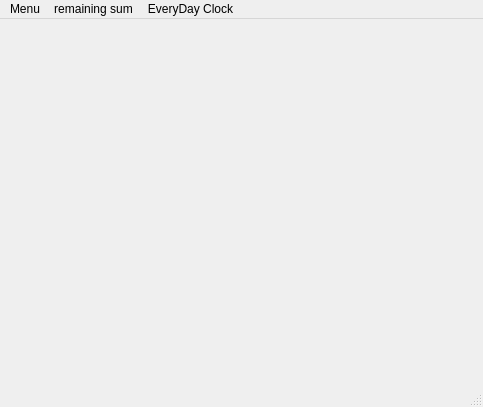
The window that mybank.ui (GWhoney/MyBank) describes before a commit, drawn with Qt 5.
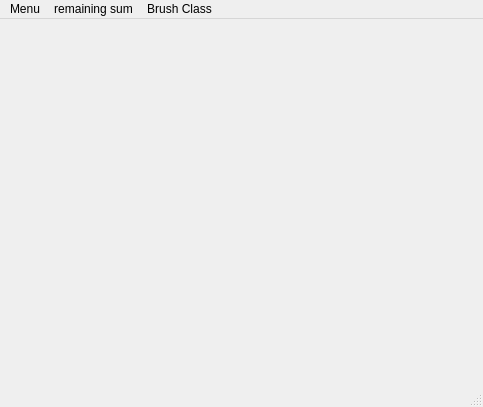
The same window after the commit.

Patch:
```diff
--- a/mybank.ui
+++ b/mybank.ui
@@ -41,7 +41,7 @@
    </widget>
    <widget class="QMenu" name="menuEveryDay_Clock">
     <property name="title">
-     <string>EveryDay Clock</string>
+     <string>Brush Class</string>
     </property>
     <addaction name="Clock_in"/>
    </widget>
```
Left out of the diff: 8 changed lines with no effect on the pictures.
